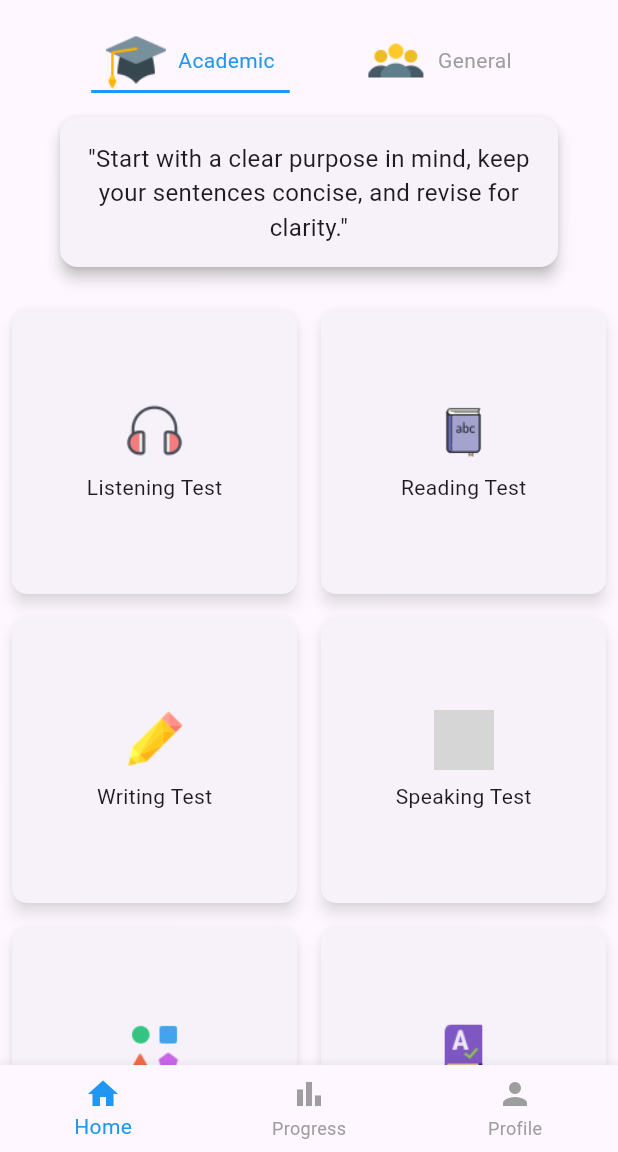
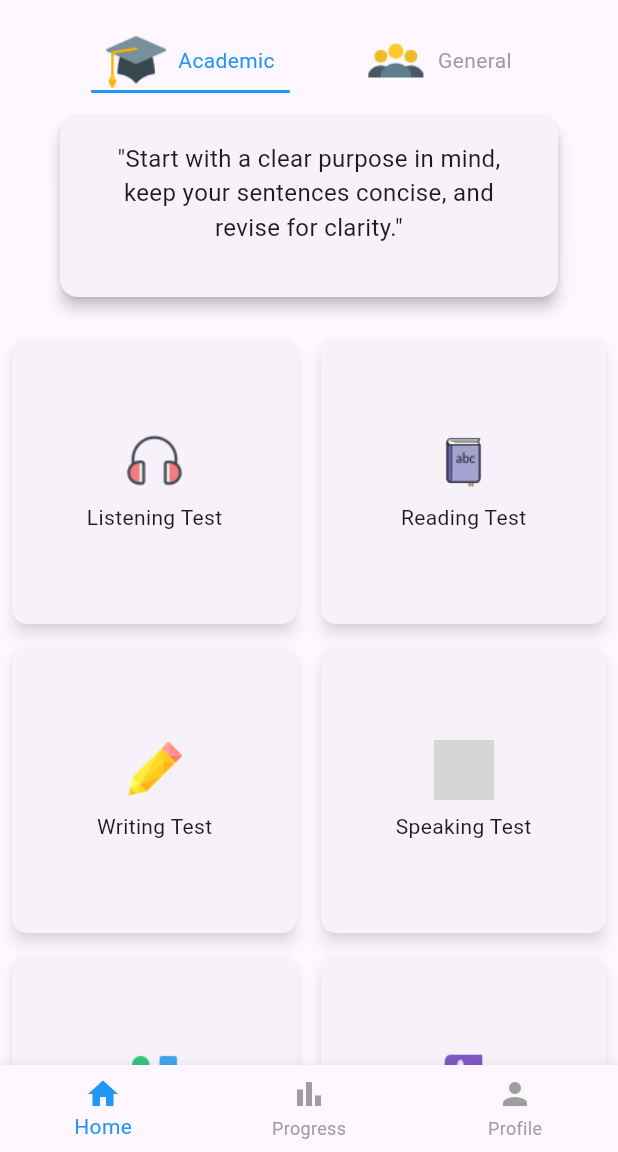
Before and after one commit to huongnguyen213/ielts_practice_flutter_application, a Flutter app: the screen it shows after launch, on a phone screen of 412 x 824 dp, the part 84-1236 px from its top. Run offline on Flutter 3.47's test engine with Material 3 defaults, Android fonts, the phone set to English and light mode, and no system bars; drawn by our look-alikes of carousel_slider; grey boxes are pictures that could not be loaded.

Commit message:
fix carousel slider audi slide after 2s in homepage

```diff
--- a/lib/page/layout/home_page.dart
+++ b/lib/page/layout/home_page.dart
@@ -124,11 +124,13 @@ class _IELTSHomeState extends State<HomePage> {
                   Card(
                     elevation: 4,
                     margin: EdgeInsets.symmetric(horizontal: 20),
-                    child: CarouselSlider(
+                    child:CarouselSlider(
                       items: carouselTexts.map((text) {
                         return Builder(
                           builder: (BuildContext context) {
                             return Container(
+                              width: MediaQuery.of(context).size.width, // Chiều rộng của mỗi item là chiều rộng của màn hình
+                              margin: EdgeInsets.symmetric(horizontal: 5.0), // Khoảng cách giữa các item
                               padding: EdgeInsets.all(16),
                               child: Text(
                                 text,
@@ -140,8 +142,12 @@ class _IELTSHomeState extends State<HomePage> {
                         );
                       }).toList(),
                       options: CarouselOptions(
-                        height: 100.0,
-                        viewportFraction: 1.0,
+                        height: 120.0, // Chiều cao của carousel
+                        autoPlay: true, // Tự động chuyển slide
+                        autoPlayInterval: Duration(seconds: 2), // Thời gian chờ giữa các chuyển slide
+                        autoPlayAnimationDuration: Duration(milliseconds: 800), // Thời gian animation của chuyển slide
+                        enableInfiniteScroll: true, // Cho phép cuộn vô hạn
+                        viewportFraction: 1.0, // Phần trăm của màn hình mà mỗi item chiếm
                         onPageChanged: (index, _) {
                           setState(() {
                             _currentCarouselIndex = index;
```
